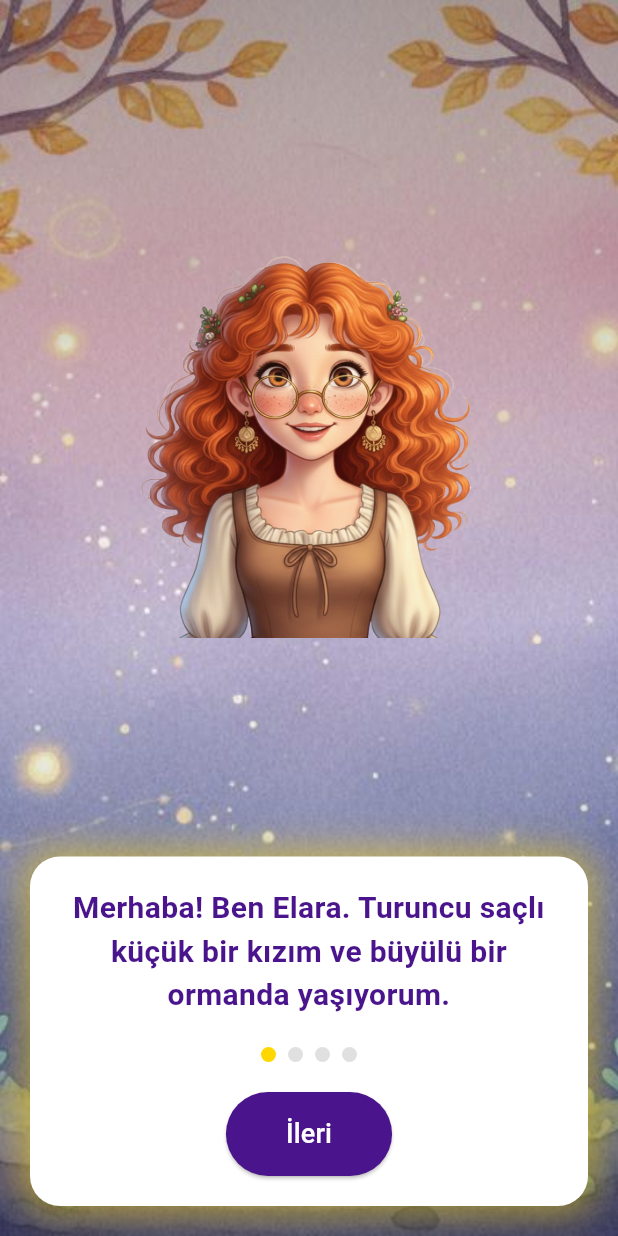
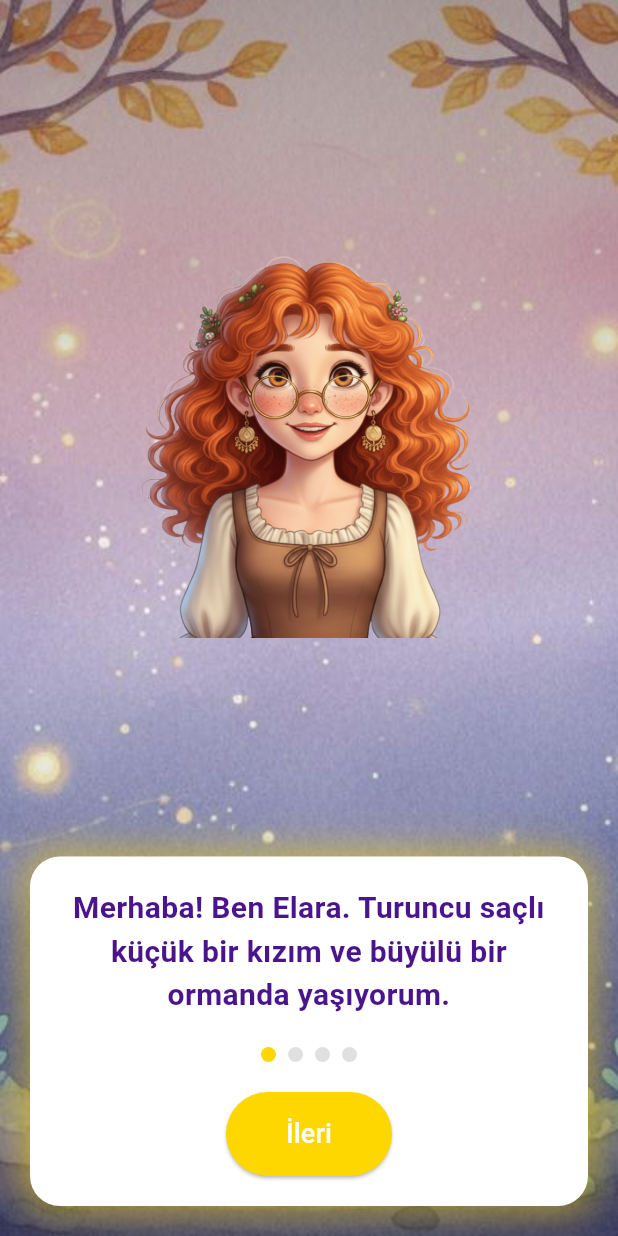
Before and after one commit to batuhankurterdev-netizen/elaraluma, a Flutter app: the screen it shows after launch, after a tap on "Maceraya Başla!", on a phone screen of 412 x 824 dp. Run offline on Flutter 3.47's test engine with Material 3 defaults, Android fonts, the phone set to English and light mode, and no system bars; our stand-ins replace audioplayers, google_mobile_ads, table_calendar.

Commit message:
Update intro_story_screen.dart

```diff
--- a/lib/screens/intro_story_screen.dart
+++ b/lib/screens/intro_story_screen.dart
@@ -138,7 +138,7 @@ class _IntroStoryScreenState extends State<IntroStoryScreen> {
                       ElevatedButton(
                         onPressed: nextPage,
                         style: ElevatedButton.styleFrom(
-                          primary: Color(0xFF4A148C),
+                          backgroundColor: Color(0xFFFFD700),
                           padding: EdgeInsets.symmetric(horizontal: 40, vertical: 15),
                           shape: RoundedRectangleBorder(
                             borderRadius: BorderRadius.circular(30),
```
